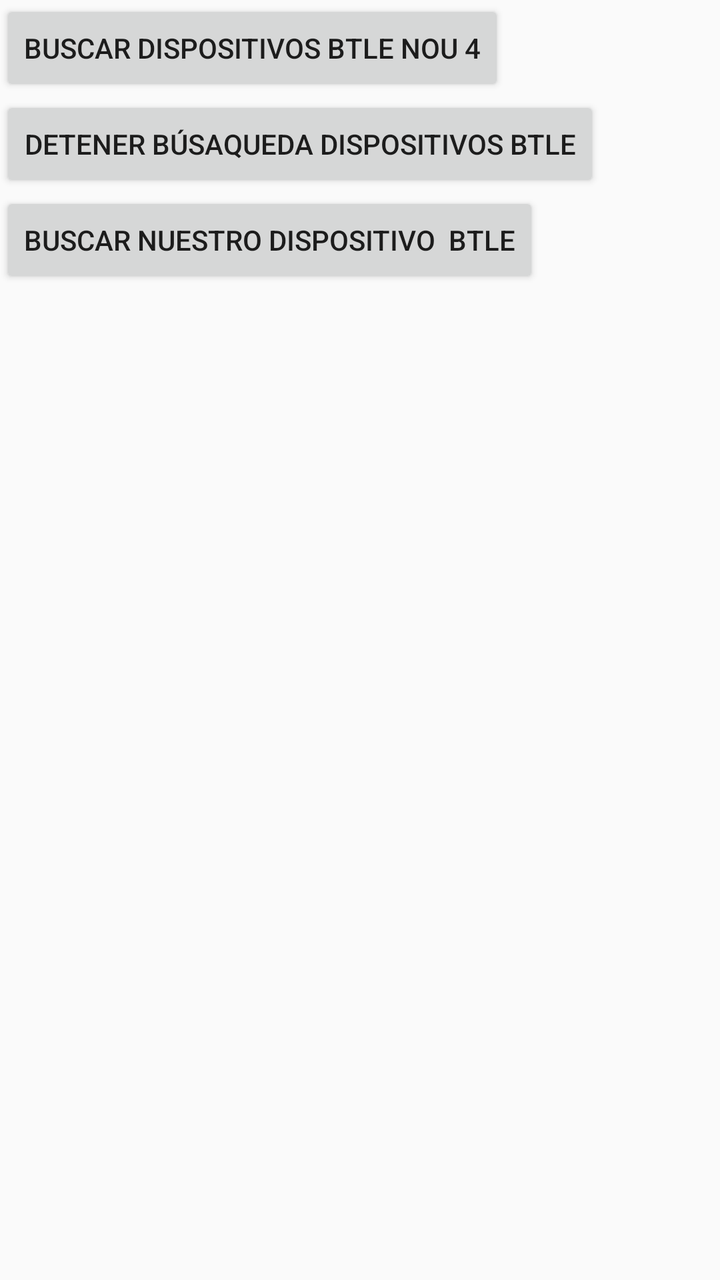
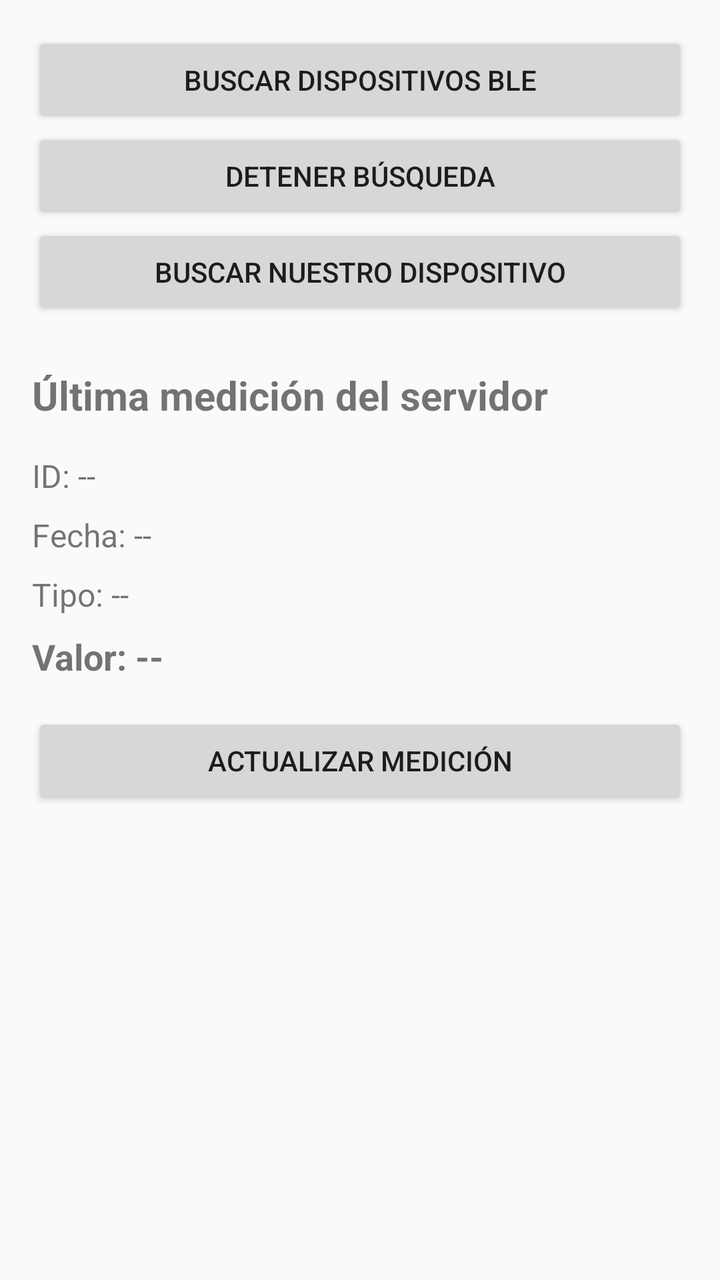

Compare the two renders of this Android layout. The source of the first and the diff that turns it into the second are given below.
<!-- AndroidManifest.xml: application theme Theme.Prueba2025 -->
<!-- res/layout/activity_main.xml -->
<?xml version="1.0" encoding="utf-8"?>
<android.widget.LinearLayout xmlns:android="http://schemas.android.com/apk/res/android"
    android:orientation="vertical"
    xmlns:app="http://schemas.android.com/apk/res-auto"
    xmlns:tools="http://schemas.android.com/tools"
    android:layout_width="match_parent"
    android:layout_height="match_parent"
    tools:context=".MainActivity">

    <Button
        android:id="@+id/botonBuscarDispositivosBTLE"
        android:text="Buscar Dispositivos BTLE nou 4"
        android:onClick="botonBuscarDispositivosBTLEPulsado"
        android:layout_width="wrap_content"
        android:layout_height="wrap_content"
        />

    <Button
        android:id="@+id/botonDetenerBusquedaDispositivosBTLE"
        android:text="Detener búsaqueda Dispositivos BTLE"
        android:onClick="botonDetenerBusquedaDispositivosBTLEPulsado"
        android:layout_width="wrap_content"
        android:layout_height="wrap_content"
        />

    <Button
        android:id="@+id/botonBuscarNuestroDispositivoBTLE"
        android:text="Buscar nuestro dispositivo  BTLE"
        android:onClick="botonBuscarNuestroDispositivoBTLEPulsado"
        android:layout_width="wrap_content"
        android:layout_height="wrap_content"
        />

</android.widget.LinearLayout>
<!-- resources referenced by this layout -->
<resources>
  <style name="Theme.Prueba2025" parent="Theme.AppCompat.Light.NoActionBar">
  
          <item name="colorPrimary">#6750A4</item>
          <item name="colorPrimaryDark">#4F378B</item>
          <item name="colorAccent">#6750A4</item>
  
      </style>
</resources>

<!-- the commit's change to res/layout/activity_main.xml (unified diff, before → after) -->
@@ -1,34 +1,89 @@
 <?xml version="1.0" encoding="utf-8"?>
-<android.widget.LinearLayout xmlns:android="http://schemas.android.com/apk/res/android"
-    android:orientation="vertical"
-    xmlns:app="http://schemas.android.com/apk/res-auto"
-    xmlns:tools="http://schemas.android.com/tools"
+<ScrollView
+    xmlns:android="http://schemas.android.com/apk/res/android"
     android:layout_width="match_parent"
     android:layout_height="match_parent"
-    tools:context=".MainActivity">
+    android:fillViewport="true">
 
-    <Button
-        android:id="@+id/botonBuscarDispositivosBTLE"
-        android:text="Buscar Dispositivos BTLE nou 4"
-        android:onClick="botonBuscarDispositivosBTLEPulsado"
-        android:layout_width="wrap_content"
+    <LinearLayout
+        android:layout_width="match_parent"
         android:layout_height="wrap_content"
-        />
+        android:orientation="vertical"
+        android:padding="16dp">
 
-    <Button
-        android:id="@+id/botonDetenerBusquedaDispositivosBTLE"
-        android:text="Detener búsaqueda Dispositivos BTLE"
-        android:onClick="botonDetenerBusquedaDispositivosBTLEPulsado"
-        android:layout_width="wrap_content"
-        android:layout_height="wrap_content"
-        />
+        
 
-    <Button
-        android:id="@+id/botonBuscarNuestroDispositivoBTLE"
-        android:text="Buscar nuestro dispositivo  BTLE"
-        android:onClick="botonBuscarNuestroDispositivoBTLEPulsado"
-        android:layout_width="wrap_content"
-        android:layout_height="wrap_content"
-        />
+        <Button
+            android:id="@+id/botonBuscarDispositivosBTLE"
+            android:layout_width="match_parent"
+            android:layout_height="wrap_content"
+            android:text="Buscar dispositivos BLE"
+            android:onClick="botonBuscarDispositivosBTLEPulsado" />
 
-</android.widget.LinearLayout>
+        <Button
+            android:id="@+id/botonDetenerBusquedaDispositivosBTLE"
+            android:layout_width="match_parent"
+            android:layout_height="wrap_content"
+            android:text="Detener búsqueda"
+            android:onClick="botonDetenerBusquedaDispositivosBTLEPulsado" />
+
+        <Button
+            android:id="@+id/botonBuscarNuestroDispositivoBTLE"
+            android:layout_width="match_parent"
+            android:layout_height="wrap_content"
+            android:text="Buscar nuestro dispositivo"
+            android:onClick="botonBuscarNuestroDispositivoBTLEPulsado" />
+
+        
+
+        <TextView
+            android:layout_width="match_parent"
+            android:layout_height="wrap_content"
+            android:layout_marginTop="24dp"
+            android:text="Última medición del servidor"
+            android:textSize="20sp"
+            android:textStyle="bold" />
+
+        <TextView
+            android:id="@+id/textoIdMedicion"
+            android:layout_width="match_parent"
+            android:layout_height="wrap_content"
+            android:layout_marginTop="16dp"
+            android:text="ID: --"
+            android:textSize="16sp" />
+
+        <TextView
+            android:id="@+id/textoFechaMedicion"
+            android:layout_width="match_parent"
+            android:layout_height="wrap_content"
+            android:layout_marginTop="8dp"
+            android:text="Fecha: --"
+            android:textSize="16sp" />
+
+        <TextView
+            android:id="@+id/textoTipoMedicion"
+            android:layout_width="match_parent"
+            android:layout_height="wrap_content"
+            android:layout_marginTop="8dp"
+            android:text="Tipo: --"
+            android:textSize="16sp" />
+
+        <TextView
+            android:id="@+id/textoValorMedicion"
+            android:layout_width="match_parent"
+            android:layout_height="wrap_content"
+            android:layout_marginTop="8dp"
+            android:text="Valor: --"
+            android:textSize="18sp"
+            android:textStyle="bold" />
+
+        <Button
+            android:id="@+id/botonActualizarMedicion"
+            android:layout_width="match_parent"
+            android:layout_height="wrap_content"
+            android:layout_marginTop="16dp"
+            android:text="Actualizar medición"
+            android:onClick="botonActualizarMedicionPulsado" />
+
+    </LinearLayout>
+</ScrollView>
